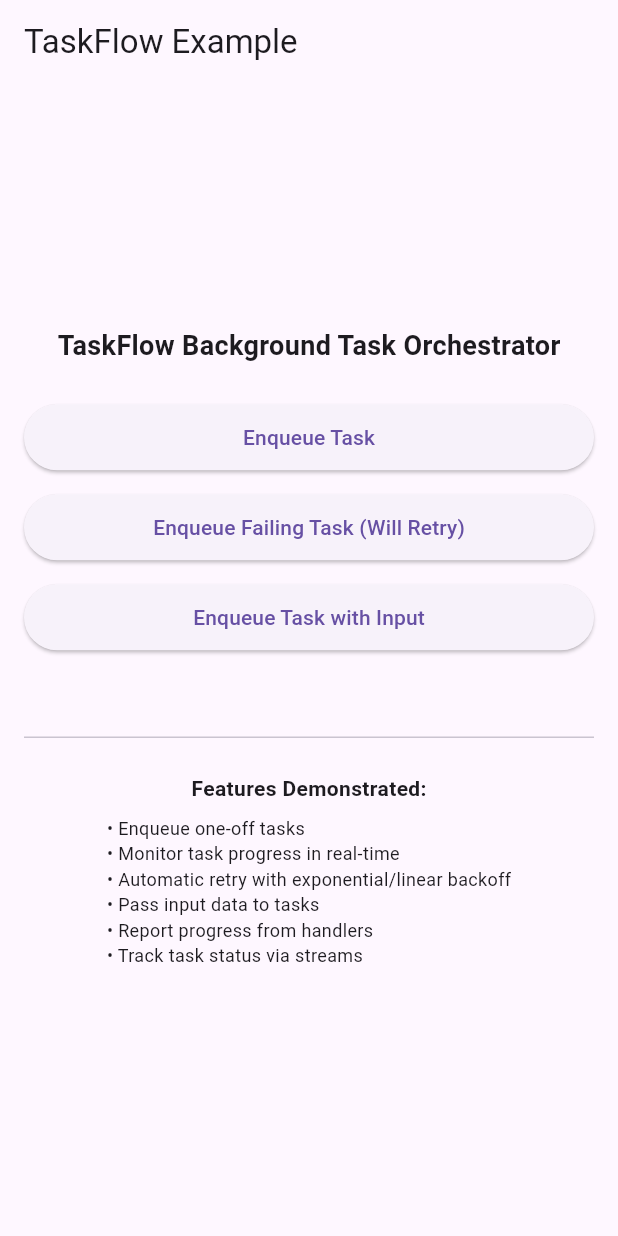
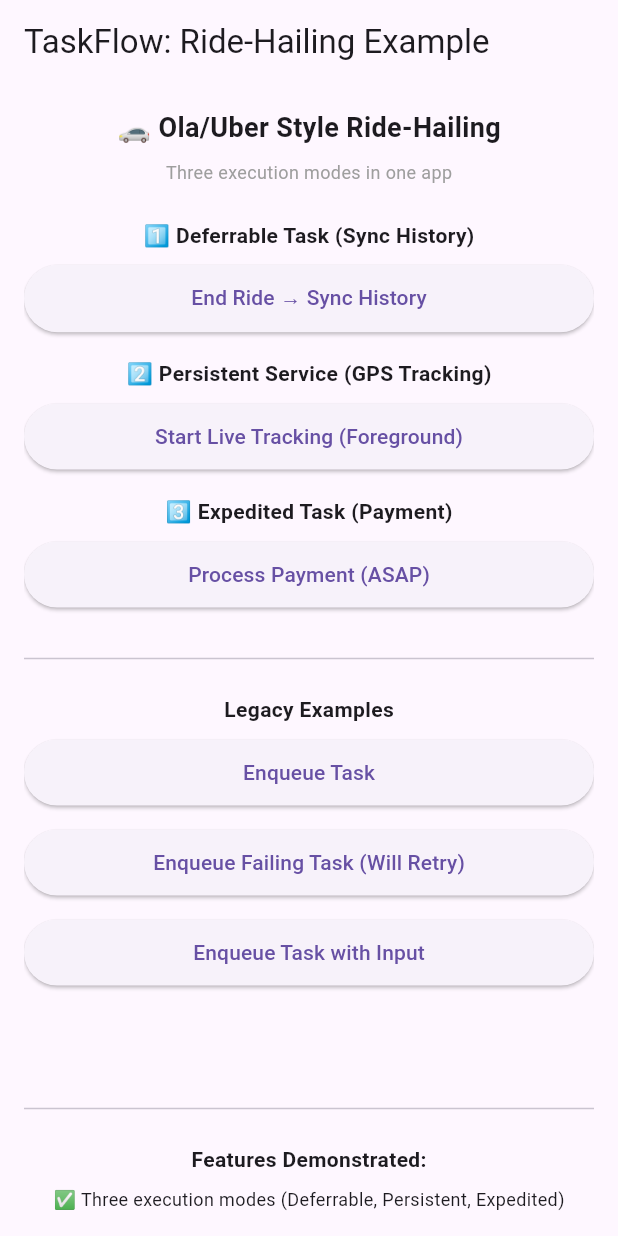
Before and after one commit to ramprasad090/taskflow, a Flutter app: the screen it shows after launch, on a phone screen of 412 x 824 dp. Run offline on Flutter 3.47's test engine with Material 3 defaults, Android fonts, the phone set to English and light mode, and no system bars; our stand-ins replace plugin_platform_interface.

Commit message:
Add complete Ola/Uber ride-hailing example demonstrating all three execution modes

```diff
--- a/example/lib/main.dart
+++ b/example/lib/main.dart
@@ -5,7 +5,54 @@ import 'package:bg_orchestrator/taskflow.dart';
 void main() async {
   WidgetsFlutterBinding.ensureInitialized();
 
-  // Register task handlers in main isolate (simple example)
+  // ==================== RIDE-HAILING EXAMPLE (Ola/Uber) ====================
+
+  // Mode 1: Deferrable Task - Sync ride history after trip ends
+  TaskFlow.registerHandler('syncRideHistory', (ctx) async {
+    final rideId = ctx.input['rideId'] as String? ?? 'ride_123';
+    print('📊 Syncing ride history for $rideId...');
+    await Future.delayed(Duration(seconds: 2));
+    await ctx.reportProgress(0.5);
+    await Future.delayed(Duration(seconds: 2));
+    await ctx.reportProgress(1.0);
+    return TaskResult.success(data: {
+      'synced': true,
+      'rideId': rideId,
+      'timestamp': DateTime.now().toString(),
+    });
+  });
+
+  // Mode 2: Persistent Service - Live GPS tracking (always-on)
+  TaskFlow.registerHandler('updateLocation', (ctx) async {
+    final latitude = (ctx.input['lat'] as num?)?.toDouble() ?? 12.9716;
+    final longitude = (ctx.input['lng'] as num?)?.toDouble() ?? 77.5946;
+    print('📍 GPS Update: ($latitude, $longitude)');
+    // Simulates GPS location broadcast
+    await Future.delayed(Duration(milliseconds: 500));
+    return TaskResult.success(data: {
+      'lat': latitude,
+      'lng': longitude,
+      'timestamp': DateTime.now().toString(),
+    });
+  });
+
+  // Mode 3: Expedited Task - Process payment immediately
+  TaskFlow.registerHandler('processPayment', (ctx) async {
+    final amount = ctx.input['amount'] as num? ?? 250.0;
+    print('💳 Processing payment: ₹$amount...');
+    await Future.delayed(Duration(seconds: 1));
+    await ctx.reportProgress(0.5);
+    print('💳 Verifying with payment gateway...');
+    await Future.delayed(Duration(seconds: 1));
+    await ctx.reportProgress(1.0);
+    return TaskResult.success(data: {
+      'transactionId': 'TXN_${DateTime.now().millisecondsSinceEpoch}',
+      'amount': amount,
+      'status': 'completed',
+    });
+  });
+
+  // Legacy example tasks
   TaskFlow.registerHandler('exampleTask', (ctx) async {
     await Future.delayed(Duration(seconds: 1));
     await ctx.reportProgress(0.5);
@@ -59,7 +106,7 @@ class _ExampleHomeState extends State<ExampleHome> {
   @override
   Widget build(BuildContext context) {
     return Scaffold(
-      appBar: AppBar(title: const Text('TaskFlow Example')),
+      appBar: AppBar(title: const Text('TaskFlow: Ride-Hailing Example')),
       body: Center(
         child: Padding(
           padding: const EdgeInsets.all(16),
@@ -68,10 +115,86 @@ class _ExampleHomeState extends State<ExampleHome> {
               mainAxisAlignment: MainAxisAlignment.center,
               children: [
                 const Text(
-                  'TaskFlow Background Task Orchestrator',
+                  '🚗 Ola/Uber Style Ride-Hailing',
                   style: TextStyle(fontSize: 18, fontWeight: FontWeight.bold),
                 ),
+                const SizedBox(height: 8),
+                const Text(
+                  'Three execution modes in one app',
+                  style: TextStyle(fontSize: 12, color: Colors.grey),
+                ),
                 const SizedBox(height: 24),
+                // ===== MODE 1: Deferrable Task =====
+                const Text(
+                  '1️⃣ Deferrable Task (Sync History)',
+                  style: TextStyle(fontSize: 14, fontWeight: FontWeight.bold),
+                ),
+                const SizedBox(height: 8),
+                _buildButton(
+                  'End Ride → Sync History',
+                  () async {
+                    final id = await TaskFlow.enqueue(
+                      'syncRideHistory',
+                      input: {'rideId': 'ride_${DateTime.now().millisecondsSinceEpoch}'},
+                      constraints: TaskConstraints(
+                        network: NetworkConstraint.connected,
+                      ),
+                      retry: RetryPolicy.exponential(
+                        maxAttempts: 3,
+                        initialDelay: Duration(seconds: 5),
+                      ),
+                    );
+                    setState(() => _executionId = id);
+                    _monitorTask(id);
+                  },
+                ),
+                const SizedBox(height: 16),
+                // ===== MODE 2: Persistent Service =====
+                const Text(
+                  '2️⃣ Persistent Service (GPS Tracking)',
+                  style: TextStyle(fontSize: 14, fontWeight: FontWeight.bold),
+                ),
+                const SizedBox(height: 8),
+                _buildButton(
+                  'Start Live Tracking (Foreground)',
+                  () async {
+                    // Note: In real app, this would start a foreground service
+                    final id = await TaskFlow.enqueue(
+                      'updateLocation',
+                      input: {'lat': 12.9716, 'lng': 77.5946},
+                    );
+                    setState(() => _executionId = id);
+                    _monitorTask(id);
+                  },
+                ),
+                const SizedBox(height: 16),
+                // ===== MODE 3: Expedited Task =====
+                const Text(
+                  '3️⃣ Expedited Task (Payment)',
+                  style: TextStyle(fontSize: 14, fontWeight: FontWeight.bold),
+                ),
+                const SizedBox(height: 8),
+                _buildButton(
+                  'Process Payment (ASAP)',
+                  () async {
+                    final id = await TaskFlow.enqueue(
+                      'processPayment',
+                      priority: TaskPriority.high,
+                      input: {'amount': 250.50},
+                    );
+                    setState(() => _executionId = id);
+                    _monitorTask(id);
+                  },
+                ),
+                const SizedBox(height: 24),
+                const Divider(),
+                const SizedBox(height: 16),
+                // ===== Legacy Examples =====
+                const Text(
+                  'Legacy Examples',
+                  style: TextStyle(fontSize: 14, fontWeight: FontWeight.bold),
+                ),
+                const SizedBox(height: 8),
                 _buildButton(
                   'Enqueue Task',
                   () async {
@@ -160,6 +283,7 @@ class _ExampleHomeState extends State<ExampleHome> {
                   ),
                 ],
                 const SizedBox(height: 24),
+                const SizedBox(height: 24),
                 const Divider(),
                 const SizedBox(height: 16),
                 const Text(
@@ -168,12 +292,14 @@ class _ExampleHomeState extends State<ExampleHome> {
                 ),
                 const SizedBox(height: 8),
                 const Text(
-                  '• Enqueue one-off tasks\n'
-                  '• Monitor task progress in real-time\n'
-                  '• Automatic retry with exponential/linear backoff\n'
-                  '• Pass input data to tasks\n'
-                  '• Report progress from handlers\n'
-                  '• Track task status via streams\n',
+                  '✅ Three execution modes (Deferrable, Persistent, Expedited)\n'
+                  '✅ Monitor task progress in real-time\n'
+                  '✅ Automatic retry with exponential/linear backoff\n'
+                  '✅ Pass input data to tasks\n'
+                  '✅ Report progress from handlers\n'
+                  '✅ Track task status via streams\n'
+                  '✅ Task constraints (network, battery, charging)\n'
+                  '✅ Task priorities (high, normal, low)\n',
                   style: TextStyle(fontSize: 12),
                 ),
               ],
```
